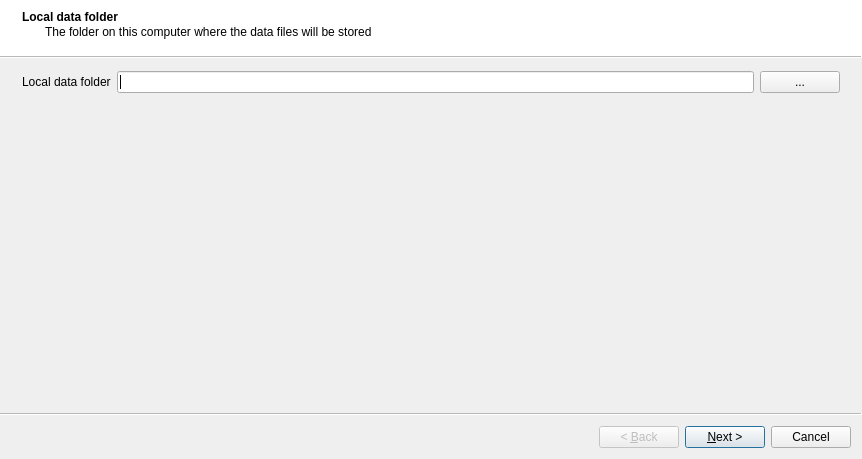
The window that src/resources/config.ui (open-AIMS/reefscan_desktop_data_manager) describes before a commit, drawn with Qt 5.
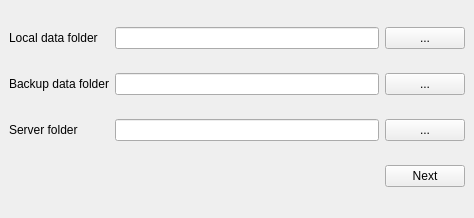
The same window after the commit.

Diff of the .ui file:
```diff
--- a/src/resources/config.ui
+++ b/src/resources/config.ui
@@ -1,100 +1,78 @@
 <?xml version="1.0" encoding="UTF-8"?>
 <ui version="4.0">
- <class>Wizard</class>
- <widget class="QWizard" name="Wizard">
+ <class>MainWindow</class>
+ <widget class="QMainWindow" name="MainWindow">
   <property name="geometry">
    <rect>
     <x>0</x>
     <y>0</y>
-    <width>862</width>
-    <height>459</height>
+    <width>474</width>
+    <height>218</height>
    </rect>
   </property>
   <property name="windowTitle">
    <string>Wizard</string>
   </property>
-  <property name="wizardStyle">
-   <enum>QWizard::ModernStyle</enum>
-  </property>
-  <widget class="QWizardPage" name="wizardLocalFolder">
-   <property name="title">
-    <string>Local data folder</string>
-   </property>
-   <property name="subTitle">
-    <string>The folder on this computer where the data files will be stored</string>
-   </property>
-   <layout class="QGridLayout" name="gridLayout">
-    <item row="0" column="0">
-     <widget class="QLabel" name="label">
-      <property name="text">
-       <string>Local data folder</string>
-      </property>
-     </widget>
-    </item>
-    <item row="0" column="1">
-     <widget class="QLineEdit" name="edLocal"/>
-    </item>
-    <item row="0" column="2">
-     <widget class="QPushButton" name="btnLocal">
-      <property name="text">
-       <string>...</string>
-      </property>
-     </widget>
-    </item>
-   </layout>
-  </widget>
-  <widget class="QWizardPage" name="wizardHardwareFolder">
-   <property name="title">
-    <string>Reefscan hardware folder</string>
-   </property>
-   <property name="subTitle">
-    <string>The folder on the reefscan hardware where the photos are stored</string>
-   </property>
-   <layout class="QGridLayout" name="gridLayout_2">
-    <item row="0" column="0">
-     <widget class="QLabel" name="label_2">
-      <property name="text">
-       <string>Hardware folder</string>
-      </property>
-     </widget>
-    </item>
-    <item row="0" column="1">
-     <widget class="QLineEdit" name="edHardware"/>
-    </item>
-    <item row="0" column="2">
-     <widget class="QPushButton" name="btnHardware">
-      <property name="text">
-       <string>...</string>
-      </property>
-     </widget>
-    </item>
-   </layout>
-  </widget>
-  <widget class="QWizardPage" name="wizardServerFolder">
-   <property name="title">
-    <string>Reefscan Server folder</string>
-   </property>
-   <property name="subTitle">
-    <string>The folder of the Reefscan Server</string>
-   </property>
-   <layout class="QGridLayout" name="gridLayout_3">
-    <item row="0" column="0">
+  <widget class="QWidget" name="wid_main">
+   <layout class="QGridLayout" name="gridLayout_4">
+    <item row="2" column="0">
      <widget class="QLabel" name="label_3">
       <property name="text">
        <string>Server folder</string>
       </property>
      </widget>
     </item>
-    <item row="0" column="1">
+    <item row="2" column="1">
      <widget class="QLineEdit" name="edServer"/>
     </item>
+    <item row="0" column="0">
+     <widget class="QLabel" name="label">
+      <property name="text">
+       <string>Local data folder</string>
+      </property>
+     </widget>
+    </item>
     <item row="0" column="2">
+     <widget class="QPushButton" name="btnLocal">
+      <property name="text">
+       <string>...</string>
+      </property>
+     </widget>
+    </item>
+    <item row="2" column="2">
      <widget class="QPushButton" name="btnServer">
       <property name="text">
        <string>...</string>
       </property>
      </widget>
     </item>
+    <item row="0" column="1">
+     <widget class="QLineEdit" name="edLocal"/>
+    </item>
+    <item row="3" column="2">
+     <widget class="QPushButton" name="btn_next">
+      <property name="text">
+       <string>Next</string>
+      </property>
+     </widget>
+    </item>
+    <item row="1" column="1">
+     <widget class="QLineEdit" name="edBackup"/>
+    </item>
+    <item row="1" column="2">
+     <widget class="QPushButton" name="btnBackup">
+      <property name="text">
+       <string>...</string>
+      </property>
+     </widget>
+    </item>
+    <item row="1" column="0">
+     <widget class="QLabel" name="label_2">
+      <property name="text">
+       <string>Backup data folder</string>
+      </property>
+     </widget>
+    </item>
    </layout>
   </widget>
  </widget>
```
Left out of the diff: 2 changed lines with no effect on the pictures.
